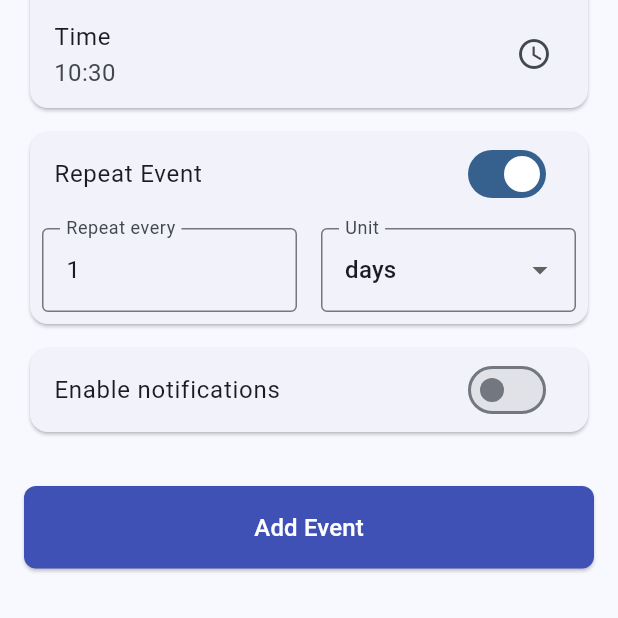
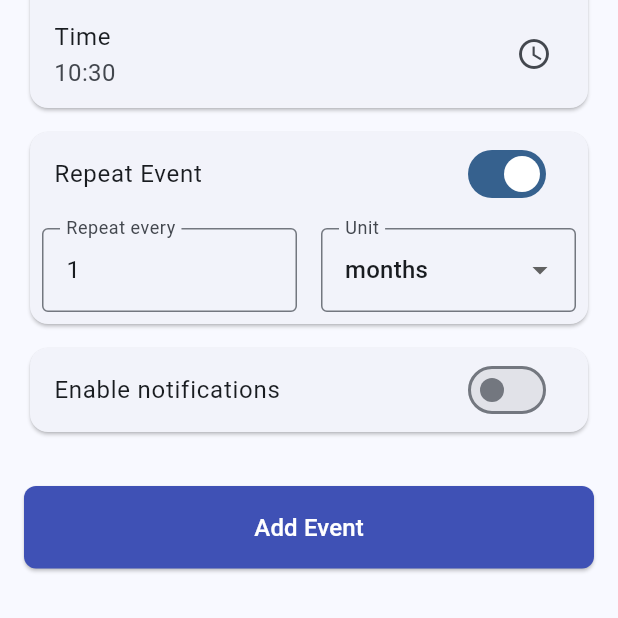
Before and after one commit to Cooookiez/Countdown_days_flutter_app, a Flutter app: the EventFormScreen screen opened by its route, after a tap on "Include Time", after a tap on "Repeat Event", on a phone screen of 412 x 824 dp, the part 618-1236 px from its top. Run offline on Flutter 3.47's test engine with Material 3 defaults, Android fonts, the phone set to English and light mode, and no system bars; our stand-ins replace sqflite; accounts and stored records are empty.

Commit message:
default values

```diff
--- a/lib/screens/event_form_screen.dart
+++ b/lib/screens/event_form_screen.dart
@@ -22,9 +22,16 @@ class _EventFormScreenState extends State<EventFormScreen> {
   Event? eventToEdit;
   bool _isRepeating = false;
   int _repeatInterval = 1;
-  FrequencyUnit _repeatUnit = FrequencyUnit.days;
+  FrequencyUnit _repeatUnit = FrequencyUnit.months;
   bool _allowNotifications = false;
-  List<NotificationConfig> _notifications = List.empty();
+  List<NotificationConfig> _notifications = [
+    NotificationConfig(
+      id: DateTime.now().millisecondsSinceEpoch.toString(),
+      amount: 1,
+      unit: FrequencyUnit.hours,
+      isEnabled: true,
+    )
+  ];
 
   @override
   void initState() {
```
